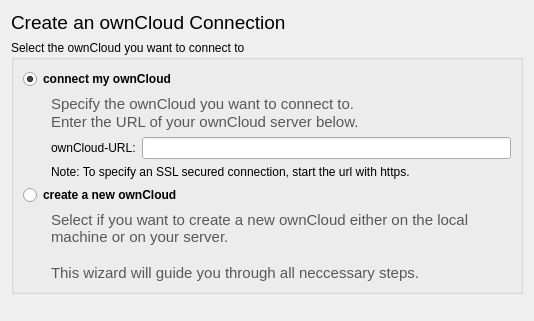
First picture: the form in src/mirall/owncloudwizardselecttypepage.ui, repository nextcloud/desktop, before the edit.
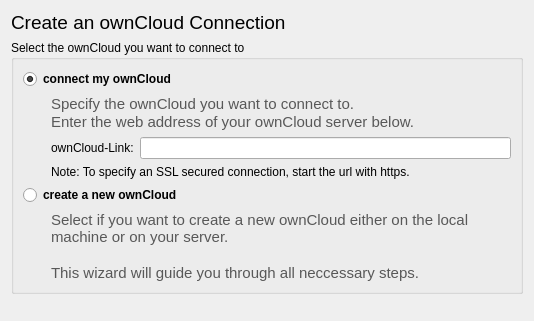
Second picture: the form after the edit.

Commit message: replace URL by Link in user string

Patch:
```diff
--- a/src/mirall/owncloudwizardselecttypepage.ui
+++ b/src/mirall/owncloudwizardselecttypepage.ui
@@ -91,7 +91,7 @@
 p, li { white-space: pre-wrap; }
 &lt;/style&gt;&lt;/head&gt;&lt;body style=&quot; font-family:'Sans Serif'; font-size:9pt; font-weight:400; font-style:normal;&quot;&gt;
 &lt;p style=&quot; margin-top:0px; margin-bottom:0px; margin-left:0px; margin-right:0px; -qt-block-indent:0; text-indent:0px;&quot;&gt;&lt;span style=&quot; font-size:11pt; color:#585858;&quot;&gt;Specify the ownCloud you want to connect to.&lt;/span&gt;&lt;/p&gt;
-&lt;p style=&quot; margin-top:0px; margin-bottom:0px; margin-left:0px; margin-right:0px; -qt-block-indent:0; text-indent:0px;&quot;&gt;&lt;span style=&quot; font-size:11pt; color:#585858;&quot;&gt;Enter the URL of your ownCloud server below.&lt;/span&gt;&lt;/p&gt;&lt;/body&gt;&lt;/html&gt;</string>
+&lt;p style=&quot; margin-top:0px; margin-bottom:0px; margin-left:0px; margin-right:0px; -qt-block-indent:0; text-indent:0px;&quot;&gt;&lt;span style=&quot; font-size:11pt; color:#585858;&quot;&gt;Enter the web address of your ownCloud server below.&lt;/span&gt;&lt;/p&gt;&lt;/body&gt;&lt;/html&gt;</string>
         </property>
         <property name="textFormat">
          <enum>Qt::AutoText</enum>
@@ -107,7 +107,7 @@
       <item row="2" column="1">
        <widget class="QLabel" name="label">
         <property name="text">
-         <string>ownCloud-URL:</string>
+         <string>ownCloud-Link:</string>
         </property>
        </widget>
       </item>
```
